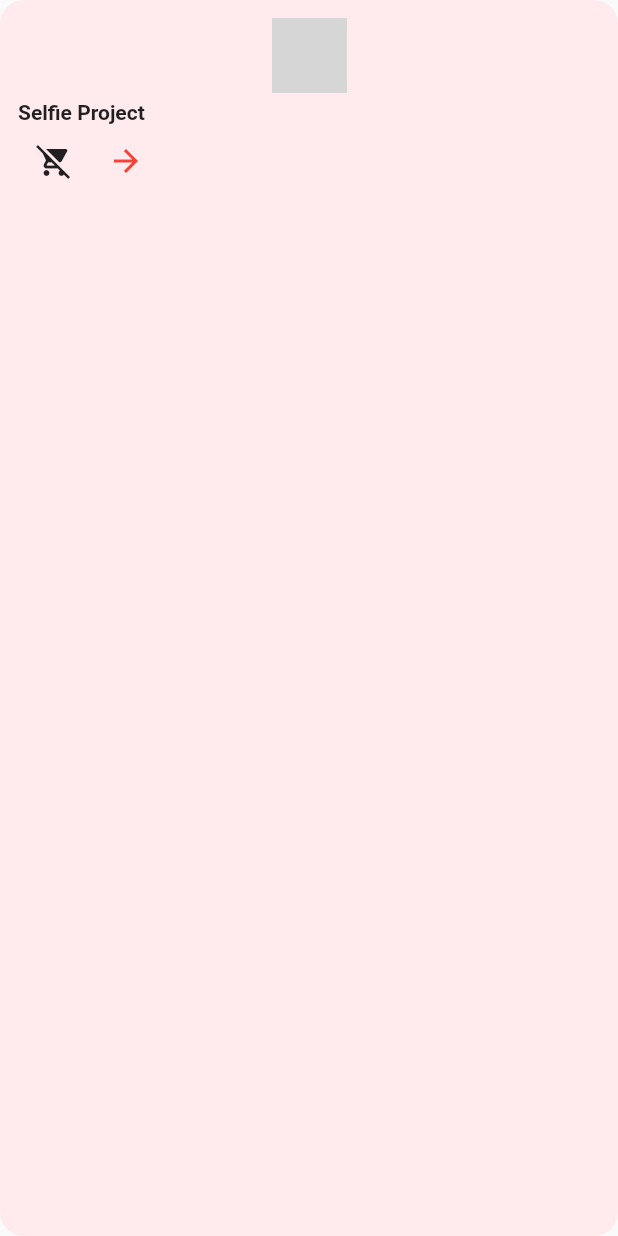
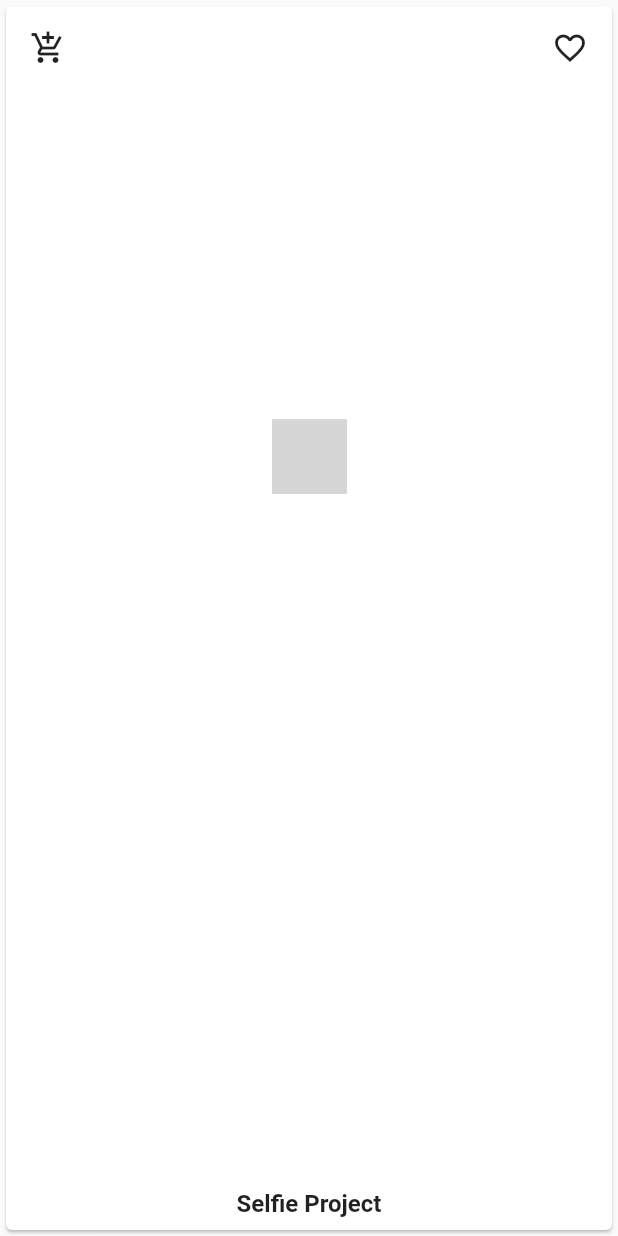
Before and after one commit to aigaki/app, a Flutter app: the ProductPane widget shown alone on an empty page, opened directly with sample values from the repository, on a phone screen of 412 x 824 dp. Run offline on Flutter 3.47's test engine with Material 2 defaults, Android fonts, the phone set to English and light mode, and no system bars; network calls fail; grey boxes are pictures that could not be loaded.

Commit message:
improve the looks of the product pane

```diff
--- a/lib/dummy_data/dummy_products.dart
+++ b/lib/dummy_data/dummy_products.dart
@@ -8,13 +8,13 @@ final List<Product> dummyProducts = [
       imgUrl:
           'https://ros.net.pl/GalleryImages/product_photos/360_350/253711_336096_360_350_83107.png'),
   Product(
-      name: 'korektor matujący jasny',
+      name: 'Korektor',
       price: 8.99,
       id: 336096,
       imgUrl:
           'https://ros.net.pl/GalleryImages/product_photos/360_350/34791_45248_360_350_100793.png'),
   Product(
-      name: 'lubrykant',
+      name: 'Krem',
       price: 9.79,
       id: 167244,
       imgUrl:
--- a/lib/widgets/product_grid.dart
+++ b/lib/widgets/product_grid.dart
@@ -10,8 +10,8 @@ class ProductGrid extends StatelessWidget {
   Widget build(BuildContext context) {
     return GridView.count(
       crossAxisCount: 2,
-      crossAxisSpacing: 16,
-      mainAxisSpacing: 16,
+      crossAxisSpacing: 8,
+      mainAxisSpacing: 8,
       children: [
         ...products.map(
           (product) => ProductPane(product: product),
--- a/lib/widgets/product_pane.dart
+++ b/lib/widgets/product_pane.dart
@@ -40,28 +40,55 @@ class ProductPane extends StatelessWidget {
 
   @override
   Widget build(BuildContext context) {
-    return GestureDetector(
-      child: ClipRRect(
-        borderRadius: BorderRadius.circular(16),
-        child: Container(
-          padding: const EdgeInsets.all(12),
-          child: Flex(
-            direction: Axis.vertical,
+    return Card(
+        child: InkWell(
+      onTap: () {
+        print('hello');
+      },
+      child: Padding(
+        padding: const EdgeInsets.all(8.0),
+        child: Column(
+          mainAxisAlignment: MainAxisAlignment.spaceBetween,
           children: [
+            Row(
+              mainAxisAlignment: MainAxisAlignment.spaceBetween,
+              children: [
+                IconButton(
+                  onPressed: () {},
+                  icon: const Icon(Icons.add_shopping_cart_outlined),
+                  visualDensity: VisualDensity.compact,
+                ),
+                IconButton(
+                  onPressed: () {},
+                  icon: const Icon(Icons.favorite_outline),
+                  visualDensity: VisualDensity.compact,
+                )
+              ],
+            ),
             Image.network(
               product.imgUrl,
               height: 50,
+              // height: 50,
             ),
-              const SizedBox(
-                height: 5,
+            SizedBox(
+              height: 10,
             ),
-              Align(
-                alignment: Alignment.centerLeft,
-                child: Text(
+            Text(
+              product.name,
+              style: const TextStyle(fontWeight: FontWeight.bold, fontSize: 16),
+            ),
+          ],
+        ),
+      ),
+    ));
+
+    Flex(
+      direction: Axis.vertical,
+      children: [
+        Text(
           product.name,
           style: const TextStyle(
             fontWeight: FontWeight.bold,
-                  ),
           ),
         ),
         Flex(
@@ -83,12 +110,6 @@ class ProductPane extends StatelessWidget {
           ],
         )
       ],
-          ),
-          decoration: BoxDecoration(
-            color: Colors.red[50],
-          ),
-        ),
-      ),
     );
   }
 }
```
Lines whose indentation alone changed are shown as unchanged.
